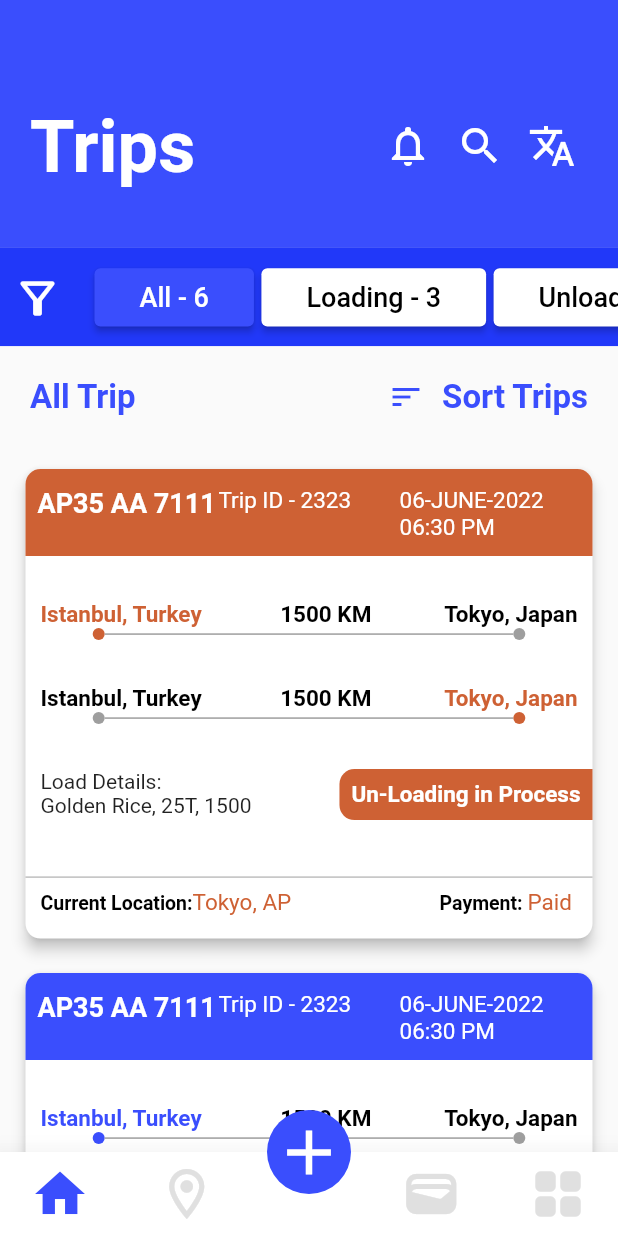
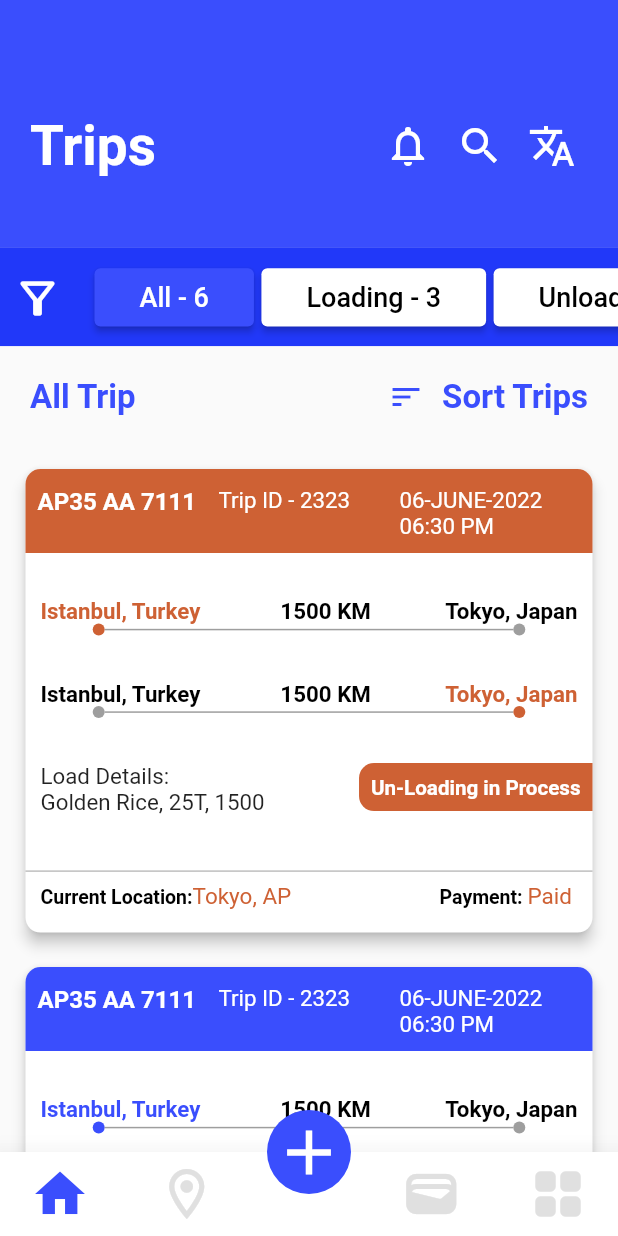
Before and after one commit to AbdulSattarSuleman/tour-trip-app, a Flutter app: the screen it shows after launch, on a phone screen of 412 x 824 dp. Run offline on Flutter 3.47's test engine with Material 2 defaults, Android fonts, the phone set to English and light mode, and no system bars; our stand-ins replace flutter_screenutil.

Commit message:
Font size decreased

```diff
--- a/lib/app/app.dart
+++ b/lib/app/app.dart
@@ -1,6 +1,7 @@
 import 'package:flutter/material.dart';
 import 'package:flutter/src/foundation/key.dart';
 import 'package:flutter/src/widgets/framework.dart';
+import 'package:flutter_screenutil/flutter_screenutil.dart';
 import 'package:tour_trip_app/screens/home-page/home_screen.dart';
 
 class TourApp extends StatelessWidget {
@@ -8,9 +9,15 @@ class TourApp extends StatelessWidget {
 
   @override
   Widget build(BuildContext context) {
-    return MaterialApp(
-      debugShowCheckedModeBanner: false,
-      home: HomeScreen(),
-    );
+    return ScreenUtilInit(
+        designSize: Size(360, 690),
+        minTextAdapt: true,
+        splitScreenMode: true,
+        builder: (context, child) {
+          return MaterialApp(
+            debugShowCheckedModeBanner: false,
+            home: HomeScreen(),
+          );
+        });
   }
 }
--- a/lib/main.dart
+++ b/lib/main.dart
@@ -1,14 +1,16 @@
 import 'package:flutter/material.dart';
 import 'package:flutter/services.dart';
+import 'package:flutter_screenutil/flutter_screenutil.dart';
 import 'package:tour_trip_app/presentation/resources/color_manager.dart';
 
 import 'app/app.dart';
 
-void main() {
+void main() async {
   SystemChrome.setSystemUIOverlayStyle(SystemUiOverlayStyle(
       systemNavigationBarColor: Colors.white,
       statusBarColor: ColorManager.appBarBg,
       statusBarBrightness: Brightness.light,
       systemNavigationBarIconBrightness: Brightness.dark));
+  await ScreenUtil.ensureScreenSize();
   runApp(TourApp());
 }
--- a/lib/screens/home-page/home_screen.dart
+++ b/lib/screens/home-page/home_screen.dart
@@ -1,8 +1,8 @@
 import 'package:flutter/material.dart';
+import 'package:flutter_screenutil/flutter_screenutil.dart';
 import 'package:tour_trip_app/presentation/resources/asset_manager.dart';
 import 'package:tour_trip_app/presentation/resources/color_manager.dart';
 import 'package:tour_trip_app/presentation/resources/style_manager.dart';
-import 'package:tour_trip_app/utils/custom_card.dart';
 import 'package:tour_trip_app/utils/custom_card_1.dart';
 
 class HomeScreen extends StatefulWidget {
@@ -129,7 +129,7 @@ class _HomeScreenState extends State<HomeScreen> {
                   Text(
                     AssetManager.trip,
                     style: StyleManager().heading(
-                      48,
+                      ScreenUtil().setSp(32),
                       ColorManager.whiteColor,
                       FontWeight.bold,
                     ),
--- a/lib/utils/custom_card_1.dart
+++ b/lib/utils/custom_card_1.dart
@@ -2,6 +2,7 @@ import 'package:flutter/cupertino.dart';
 import 'package:flutter/material.dart';
 import 'package:flutter/src/foundation/key.dart';
 import 'package:flutter/src/widgets/framework.dart';
+import 'package:flutter_screenutil/flutter_screenutil.dart';
 import 'package:tour_trip_app/presentation/resources/color_manager.dart';
 import 'package:tour_trip_app/presentation/resources/style_manager.dart';
 
@@ -55,15 +56,15 @@ class CustomCard1 extends StatelessWidget {
                     Expanded(
                         child: Text(txt1,
                             style: StyleManager()
-                                .h1(18, Colors.white, FontWeight.bold))),
+                                .h1(14.sp, Colors.white, FontWeight.bold))),
                     Expanded(
                         child: Text(txt2,
                             style: StyleManager()
-                                .h1(15, Colors.white, FontWeight.w400))),
+                                .h1(13.sp, Colors.white, FontWeight.w400))),
                     Expanded(
                         child: Text("${date}" + " " + "${time}",
-                            style: StyleManager()
-                                .h1(15, Colors.white, FontWeight.w400)))
+                            style: StyleManager().h1(ScreenUtil().setSp(13),
+                                Colors.white, FontWeight.w400)))
                   ],
                 ),
               ),
@@ -78,15 +79,17 @@ class CustomCard1 extends StatelessWidget {
                 children: [
                   Text(
                     "Istanbul, Turkey ",
-                    style: StyleManager().h1(15, bgColor!, FontWeight.bold),
+                    style: StyleManager()
+                        .h1(ScreenUtil().setSp(13), bgColor!, FontWeight.bold),
                   ),
                   Text(
                     "1500 KM",
-                    style: StyleManager().h1(15, Colors.black, FontWeight.w600),
+                    style: StyleManager().h1(
+                        ScreenUtil().setSp(13), Colors.black, FontWeight.w600),
                   ),
                   Text("Tokyo, Japan",
-                      style:
-                          StyleManager().h1(15, Colors.black, FontWeight.bold)),
+                      style: StyleManager().h1(ScreenUtil().setSp(13),
+                          Colors.black, FontWeight.bold)),
                 ],
               ),
             ),
@@ -130,14 +133,15 @@ class CustomCard1 extends StatelessWidget {
                 mainAxisAlignment: MainAxisAlignment.spaceBetween,
                 children: [
                   Text("Istanbul, Turkey ",
-                      style:
-                          StyleManager().h1(15, Colors.black, FontWeight.bold)),
+                      style: StyleManager().h1(ScreenUtil().setSp(13),
+                          Colors.black, FontWeight.bold)),
                   Text("1500 KM",
-                      style:
-                          StyleManager().h1(15, Colors.black, FontWeight.bold)),
+                      style: StyleManager().h1(ScreenUtil().setSp(13),
+                          Colors.black, FontWeight.bold)),
                   Text(
                     "Tokyo, Japan",
-                    style: StyleManager().h1(15, bgColor!, FontWeight.bold),
+                    style: StyleManager()
+                        .h1(ScreenUtil().setSp(13), bgColor!, FontWeight.bold),
                   ),
                 ],
               ),
@@ -186,8 +190,12 @@ class CustomCard1 extends StatelessWidget {
                     mainAxisAlignment: MainAxisAlignment.start,
                     crossAxisAlignment: CrossAxisAlignment.start,
                     children: [
-                      Text("Load Details:"),
-                      Text("Golden Rice, 25T, 1500"),
+                      Text("Load Details:",
+                          style: TextStyle(fontSize: ScreenUtil().setSp(13))),
+                      Text(
+                        "Golden Rice, 25T, 1500",
+                        style: TextStyle(fontSize: ScreenUtil().setSp(13)),
+                      ),
                     ],
                   ),
                 ),
@@ -201,8 +209,8 @@ class CustomCard1 extends StatelessWidget {
                   child: Padding(
                       padding: const EdgeInsets.all(8.0),
                       child: Text("${btntxt}",
-                          style: StyleManager().h1(
-                              15, ColorManager.whiteColor, FontWeight.bold))),
+                          style: StyleManager().h1(ScreenUtil().setSp(12),
+                              ColorManager.whiteColor, FontWeight.bold))),
                 )
               ],
             ),
--- a/pubspec.yaml
+++ b/pubspec.yaml
@@ -34,10 +34,15 @@ dependencies:
   # The following adds the Cupertino Icons font to your application.
   # Use with the CupertinoIcons class for iOS style icons.
   cupertino_icons: ^1.0.2
+  flutter_screenutil: ^5.5.3+2
 
 dev_dependencies:
+
   flutter_test:
     sdk: flutter
+  flutter_launcher_icons: "^0.9.2"
+
+
 
   # The "flutter_lints" package below contains a set of recommended lints to
   # encourage good coding practices. The lint set provided by the package is
```
Also changed, not shown: assets/images/icon.png (added), pubspec.lock, 1 other file.
